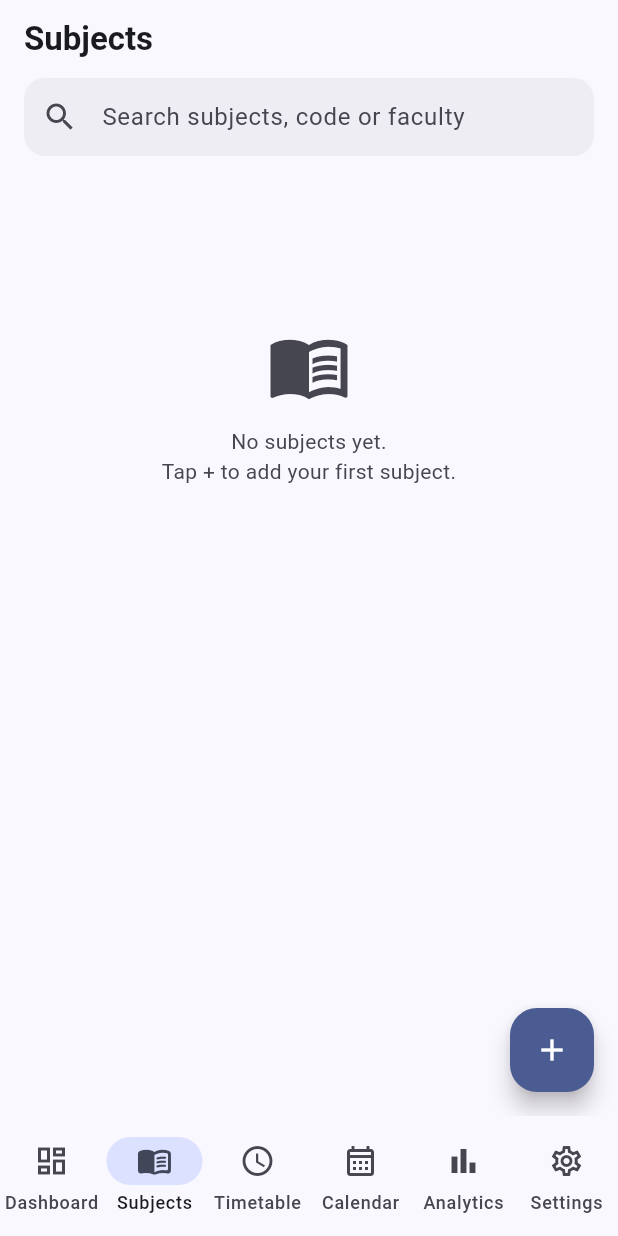
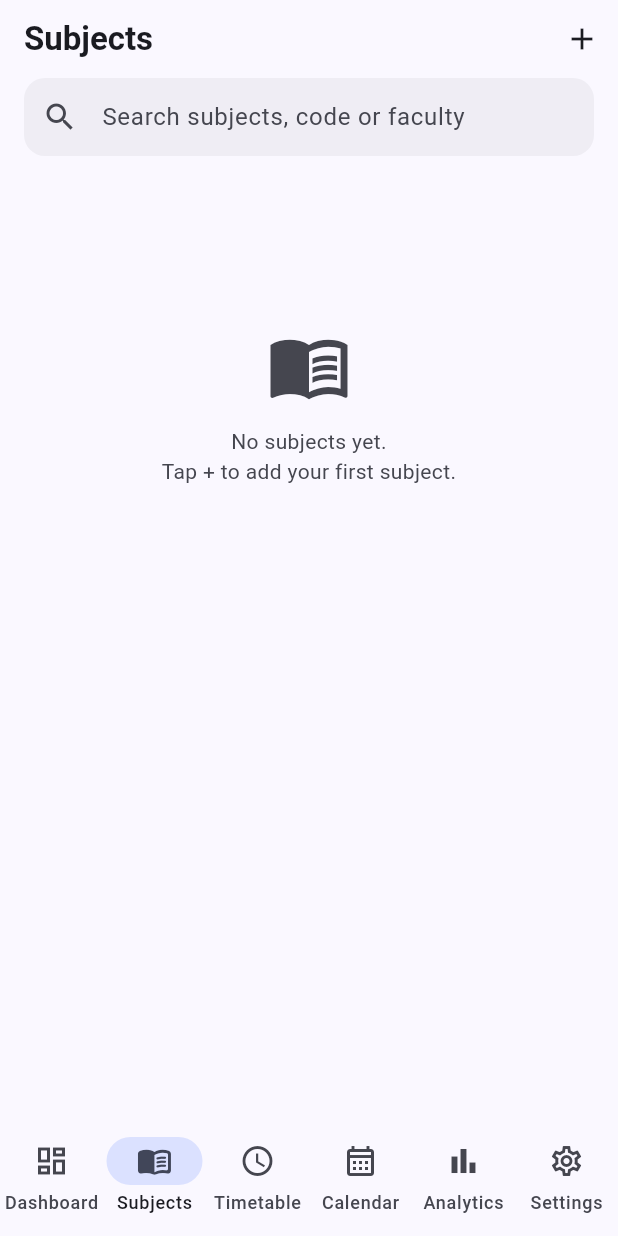
Before and after one commit to mr-guptazii/CampusTrack, a Flutter app: the screen it shows once a user with an empty profile is signed in, item 2 of the bottom bar chosen, on a phone screen of 412 x 824 dp. Run offline on Flutter 3.47's test engine with Material 3 defaults, Android fonts, the phone set to English and light mode, and no system bars; our stand-ins replace cloud_firestore, connectivity_plus, csv, firebase_auth, firebase_core, firebase_messaging and 6 more; missing offline and left inert: google_sign_in_platform_interface, google_sign_in_web; accounts and stored records are empty.

Commit message:
Move Add Subject button off the FAB to avoid overlapping card menus
The FAB sat bottom-right, overlapping each SubjectCard's own 3-dot
(more_vert) menu button at the bottom of the list. Moved it to an
AppBar action in the top-right corner instead.

```diff
--- a/lib/screens/subjects/subject_list_screen.dart
+++ b/lib/screens/subjects/subject_list_screen.dart
@@ -15,6 +15,13 @@ class SubjectListScreen extends StatelessWidget {
     return Scaffold(
       appBar: AppBar(
         title: const Text('Subjects'),
+        actions: [
+          IconButton(
+            icon: const Icon(Icons.add),
+            tooltip: 'Add subject',
+            onPressed: () => context.push('/subjects/add'),
+          ),
+        ],
         bottom: PreferredSize(
           preferredSize: const Size.fromHeight(60),
           child: Padding(
@@ -29,10 +36,6 @@ class SubjectListScreen extends StatelessWidget {
             ),
           ),
         ),
-      ),
-      floatingActionButton: FloatingActionButton(
-        onPressed: () => context.push('/subjects/add'),
-        child: const Icon(Icons.add),
       ),
       body: RefreshIndicator(
         onRefresh: () => context.read<SubjectProvider>().syncWithRemote(),
```
